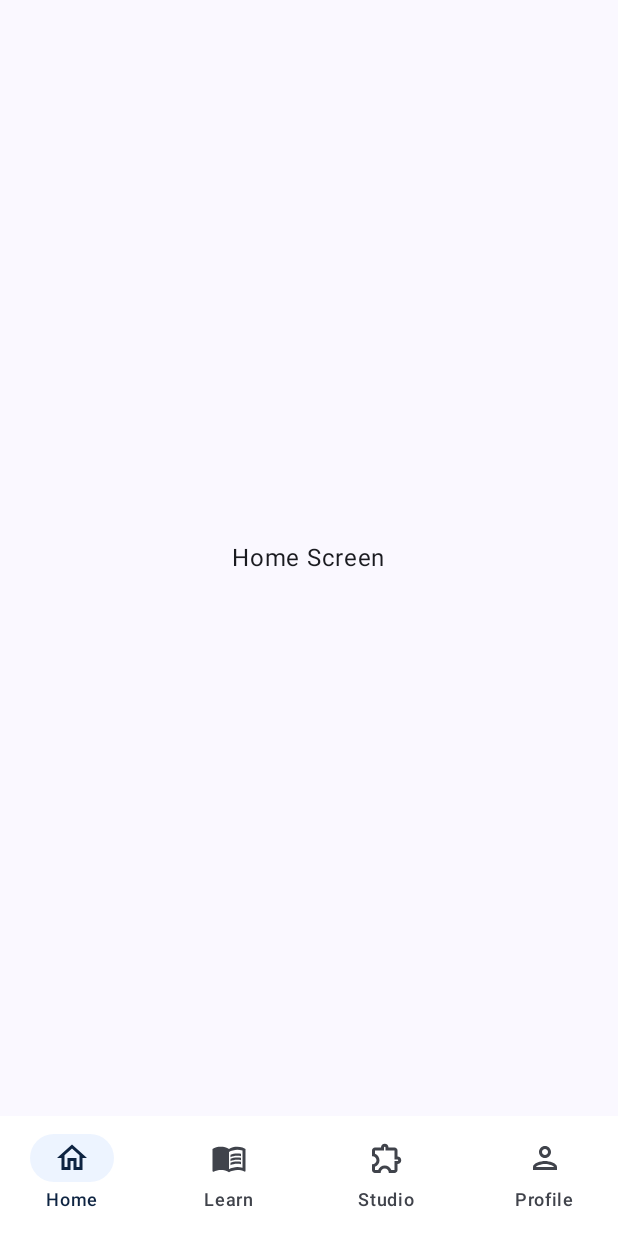
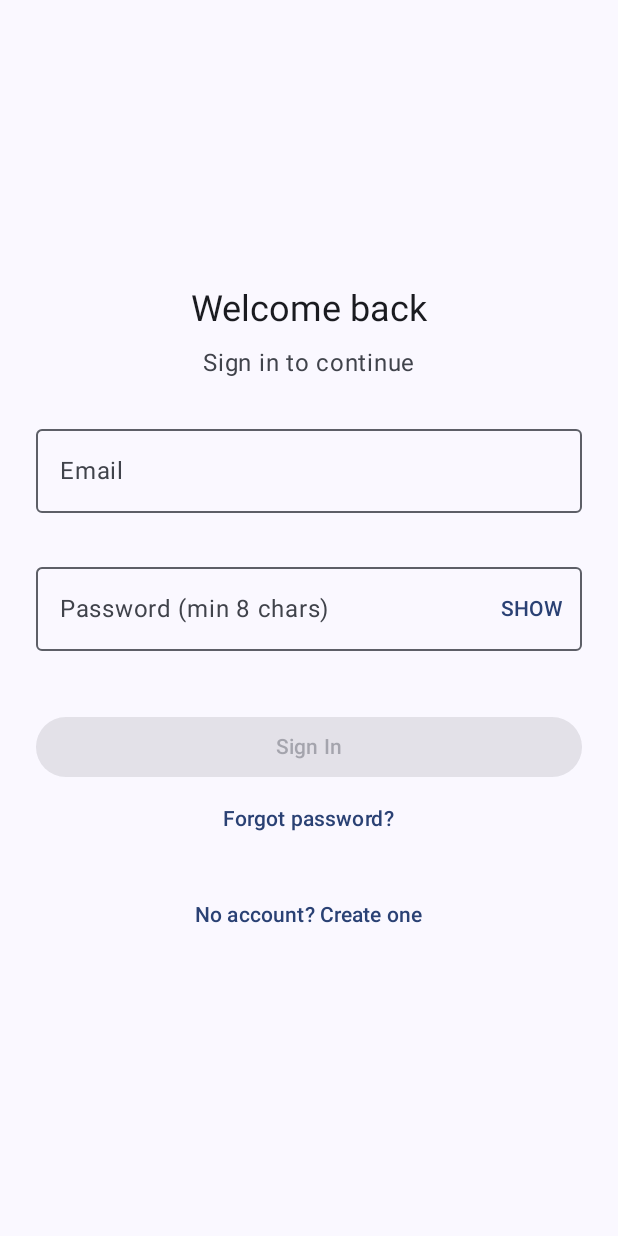
Before and after one commit to MaxNap/ai-lingo-android, an Android app built with Jetpack Compose: the screen it shows after launch (MainActivity), on a phone screen of 412 x 824 dp. Run offline under Robolectric (Android 15) with nearby library versions, the phone set to English and light mode, and no system bars; our stand-ins replace Firebase (no records; nobody signed in at launch, a user with empty details on screens opened directly).

Commit message:
Sign IN /UP

```diff
--- a/app/build.gradle.kts
+++ b/app/build.gradle.kts
@@ -2,6 +2,7 @@ plugins {
     alias(libs.plugins.android.application)
     alias(libs.plugins.kotlin.android)
     alias(libs.plugins.kotlin.compose)
+    alias(libs.plugins.google.services)
 }
 
 android {
@@ -55,6 +56,10 @@ dependencies {
     implementation(libs.androidx.compose.ui.tooling.preview)
     implementation(libs.androidx.navigation.compose)
 
+    implementation(platform(libs.firebase.bom))
+    implementation(libs.firebase.auth)
+    implementation(libs.navigation.compose)
+
 
     // Testing - Unit Tests
     testImplementation(libs.junit)
--- a/app/src/main/java/com/ailingo/app/MainActivity.kt
+++ b/app/src/main/java/com/ailingo/app/MainActivity.kt
@@ -7,6 +7,7 @@ import androidx.compose.foundation.layout.fillMaxSize
 import androidx.compose.foundation.layout.padding
 import androidx.compose.material3.Scaffold
 import androidx.compose.runtime.getValue
+import androidx.compose.runtime.LaunchedEffect
 import androidx.compose.ui.Modifier
 import androidx.navigation.compose.NavHost
 import androidx.navigation.compose.composable
@@ -19,6 +20,9 @@ import com.ailingo.app.ui.screens.LearnScreen
 import com.ailingo.app.ui.screens.StudioScreen
 import com.ailingo.app.ui.screens.ProfileScreen
 import com.ailingo.app.lesson.LessonOneScreen
+import com.ailingo.app.ui.auth.SignInScreen
+import com.ailingo.app.ui.auth.SignUpScreen
+import com.google.firebase.auth.FirebaseAuth
 
 class MainActivity : ComponentActivity() {
     override fun onCreate(savedInstanceState: Bundle?) {
@@ -29,17 +33,26 @@ class MainActivity : ComponentActivity() {
 
                 // Define bottom tabs once
                 val tabs = listOf(
-                    TabDest("home", "Home"),
-                    TabDest("learn", "Learn"),
-                    TabDest("studio", "Studio"),
-                    TabDest("profile", "Profile"),
+                    TabDest(Routes.Home,   "Home"),
+                    TabDest(Routes.Learn,  "Learn"),
+                    TabDest(Routes.Studio, "Studio"),
+                    TabDest(Routes.Profile,"Profile"),
                 )
 
-                // Observe route to compute selected index & hide bar for lesson screens
+                // Observe current route
                 val backStackEntry by navController.currentBackStackEntryAsState()
-                val currentRoute = backStackEntry?.destination?.route ?: tabs.first().route
-                val selectedIndex = tabs.indexOfFirst { it.route == currentRoute }.coerceAtLeast(0)
-                val hideBottomBar = currentRoute.startsWith("lesson/")
+                val currentRoute = backStackEntry?.destination?.route ?: Routes.Splash
+
+                // Bottom bar should be hidden on Splash/Auth/Lessons
+                val hideBottomBar =
+                    currentRoute == Routes.Splash ||
+                            currentRoute == Routes.SignIn ||
+                            currentRoute == Routes.SignUp ||
+                            currentRoute.startsWith("lesson/")
+
+                // Compute selected tab index (only matters when bar visible)
+                val selectedIndex = tabs.indexOfFirst { it.route == currentRoute }
+                    .let { if (it >= 0) it else 0 }
 
                 Scaffold(
                     bottomBar = {
@@ -50,7 +63,8 @@ class MainActivity : ComponentActivity() {
                                     val dest = tabs[index].route
                                     navController.navigate(dest) {
                                         // Keep a single instance of each tab and restore state
-                                        popUpTo(navController.graph.startDestinationId) { saveState = true }
+                                        // Using the graph's start destination might pop Splash off as well,
+                                        // but by this time we are already past auth.
                                         launchSingleTop = true
                                         restoreState = true
                                     }
@@ -61,21 +75,56 @@ class MainActivity : ComponentActivity() {
                 ) { inner ->
                     NavHost(
                         navController = navController,
-                        startDestination = tabs.first().route,
+                        startDestination = Routes.Splash,
                         modifier = Modifier
                             .padding(inner)
                             .fillMaxSize()
                     ) {
-                        // Top-level tabs (kept in bottom nav backstack)
-                        composable("home")   { HomeScreen() }
-                        composable("learn")  { LearnScreen(navController) } // pass navController so it can navigate to lessons
-                        composable("studio") { StudioScreen() }
-                        composable("profile"){ ProfileScreen() }
+                        // --- Splash gate: decide start based on auth ---
+                        composable(Routes.Splash) {
+                            LaunchedEffect(Unit) {
+                                val isSignedIn = FirebaseAuth.getInstance().currentUser != null
+                                navController.navigate(if (isSignedIn) Routes.Home else Routes.SignIn) {
+                                    popUpTo(Routes.Splash) { inclusive = true }
+                                }
+                            }
+                        }
 
-                        // Lesson detail route (bottom bar hidden)
+                        // --- Auth screens ---
+                        composable(Routes.SignIn) {
+                            SignInScreen(
+                                onSignedIn = {
+                                    navController.navigate(Routes.Home) {
+                                        popUpTo(0)     // clear back stack
+                                        launchSingleTop = true
+                                    }
+                                },
+                                onGoToSignUp = { navController.navigate(Routes.SignUp) }
+                            )
+                        }
+
+                        composable(Routes.SignUp) {
+                            SignUpScreen(
+                                onSignedUp = {
+                                    navController.navigate(Routes.Home) {
+                                        popUpTo(0)
+                                        launchSingleTop = true
+                                    }
+                                },
+                                onGoToSignIn = { navController.popBackStack() }
+                            )
+                        }
+
+                        // --- Top-level tabs (shown when authenticated) ---
+                        composable(Routes.Home)   { HomeScreen() }
+                        composable(Routes.Learn)  { LearnScreen(navController) }
+                        composable(Routes.Studio) { StudioScreen() }
+                        composable(Routes.Profile){ ProfileScreen() }
+
+                        // --- Lessons (hide bottom bar) ---
                         composable("lesson/1/1") {
                             LessonOneScreen(
-                                onLessonComplete = { navController.popBackStack() }, // return to Learn tab
+                                onLessonComplete = { navController.popBackStack() },
                                 onBackFromLesson = { navController.popBackStack() }
                             )
                         }
@@ -86,4 +135,16 @@ class MainActivity : ComponentActivity() {
     }
 }
 
+// Route constants used by MainActivity & tabs.
+// Keeping them here avoids "Unresolved reference 'Routes'" problems.
+private object Routes {
+    const val Splash  = "splash"
+    const val SignIn  = "auth/signin"
+    const val SignUp  = "auth/signup"
+    const val Home    = "home"
+    const val Learn   = "learn"
+    const val Studio  = "studio"
+    const val Profile = "profile"
+}
+
 data class TabDest(val route: String, val title: String)
--- a/app/src/main/java/com/ailingo/app/lesson/LessonOneScreen.kt
+++ b/app/src/main/java/com/ailingo/app/lesson/LessonOneScreen.kt
@@ -35,7 +35,6 @@ fun LessonOneScreen(
         }
 
         is FillBlankActivity -> {
-            // ✅ Key change: allow Continue when the chosen word is correct
             vm.isCurrentComplete() || (vm.fillChosen == act.correct)
         }
 
--- /dev/null
+++ b/app/src/main/java/com/ailingo/app/ui/auth/AuthUiState.kt
@@ -0,0 +1,8 @@
+package com.ailingo.app.ui.auth
+
+data class AuthUiState(
+    val email: String = "",
+    val password: String = "",
+    val isLoading: Boolean = false,
+    val error: String? = null
+)
--- /dev/null
+++ b/app/src/main/java/com/ailingo/app/ui/auth/SignInScreen.kt
@@ -0,0 +1,125 @@
+package com.ailingo.app.ui.auth
+
+import android.util.Patterns
+import androidx.compose.foundation.layout.*
+import androidx.compose.foundation.text.KeyboardOptions
+import androidx.compose.material3.*
+import androidx.compose.runtime.*
+import androidx.compose.ui.Alignment
+import androidx.compose.ui.Modifier
+import androidx.compose.ui.text.input.ImeAction
+import androidx.compose.ui.text.input.KeyboardType
+import androidx.compose.ui.text.input.PasswordVisualTransformation
+import androidx.compose.ui.text.input.VisualTransformation
+import androidx.compose.ui.unit.dp
+import androidx.lifecycle.viewmodel.compose.viewModel
+
+@Composable
+fun SignInScreen(
+    onSignedIn: () -> Unit,
+    onGoToSignUp: () -> Unit,
+    vm: SignInViewModel = viewModel()
+) {
+    val ui = vm.ui.collectAsState().value
+    val emailValid = remember(ui.email) { Patterns.EMAIL_ADDRESS.matcher(ui.email).matches() }
+    val passwordValid = remember(ui.password) { ui.password.length >= 8 }
+    val formValid = emailValid && passwordValid && !ui.isLoading
+
+    Scaffold { padding ->
+        Column(
+            modifier = Modifier
+                .fillMaxSize()
+                .padding(padding)
+                .padding(horizontal = 24.dp, vertical = 24.dp),
+            verticalArrangement = Arrangement.Center,
+            horizontalAlignment = Alignment.CenterHorizontally
+        ) {
+            Text("Welcome back", style = MaterialTheme.typography.headlineSmall)
+            Spacer(Modifier.height(8.dp))
+            Text("Sign in to continue", color = MaterialTheme.colorScheme.onSurfaceVariant)
+
+            Spacer(Modifier.height(24.dp))
+
+            OutlinedTextField(
+                value = ui.email,
+                onValueChange = vm::updateEmail,
+                modifier = Modifier.fillMaxWidth(),
+                label = { Text("Email") },
+                singleLine = true,
+                keyboardOptions = KeyboardOptions(
+                    keyboardType = KeyboardType.Email,
+                    imeAction = ImeAction.Next
+                ),
+                isError = ui.email.isNotBlank() && !emailValid,
+                supportingText = {
+                    if (ui.email.isNotBlank() && !emailValid)
+                        Text("Enter a valid email")
+                }
+            )
+
+            Spacer(Modifier.height(12.dp))
+
+            var passwordVisible by remember { mutableStateOf(false) }
+            OutlinedTextField(
+                value = ui.password,
+                onValueChange = vm::updatePassword,
+                modifier = Modifier.fillMaxWidth(),
+                label = { Text("Password (min 8 chars)") },
+                singleLine = true,
+                visualTransformation = if (passwordVisible) VisualTransformation.None else PasswordVisualTransformation(),
+                keyboardOptions = KeyboardOptions(
+                    keyboardType = KeyboardType.Password,
+                    imeAction = ImeAction.Done
+                ),
+                trailingIcon = {
+                    TextButton(onClick = { passwordVisible = !passwordVisible }) {
+                        Text(if (passwordVisible) "HIDE" else "SHOW")
+                    }
+                },
+                isError = ui.password.isNotBlank() && !passwordValid,
+                supportingText = {
+                    if (ui.password.isNotBlank() && !passwordValid)
+                        Text("Password must be at least 8 characters")
+                }
+            )
+
+            if (ui.error != null) {
+                Spacer(Modifier.height(12.dp))
+                Text(ui.error!!, color = MaterialTheme.colorScheme.error)
+            }
+
+            Spacer(Modifier.height(24.dp))
+
+            Button(
+                onClick = { vm.signIn(onSuccess = onSignedIn) },
+                enabled = formValid,
+                modifier = Modifier.fillMaxWidth()
+            ) {
+                if (ui.isLoading) {
+                    CircularProgressIndicator(
+                        modifier = Modifier.size(18.dp),
+                        strokeWidth = 2.dp
+                    )
+                    Spacer(Modifier.width(12.dp))
+                }
+                Text("Sign In")
+            }
+
+            TextButton(
+                onClick = {
+                    vm.resetPasswordIfEmailValid()
+                },
+                enabled = !ui.isLoading
+            ) { Text("Forgot password?") }
+
+            Spacer(Modifier.height(16.dp))
+
+            TextButton(
+                onClick = onGoToSignUp,
+                enabled = !ui.isLoading
+            ) {
+                Text("No account? Create one")
+            }
+        }
+    }
+}
```
Also changed, not shown: app/src/main/java/com/ailingo/app/data/auth/AuthRepository.kt (added, +25 -0 lines), app/src/main/java/com/ailingo/app/ui/auth/AuthNav.kt (added, +41 -0 lines), app/src/main/java/com/ailingo/app/ui/auth/SignInViewModel.kt (added, +46 -0 lines), app/src/main/java/com/ailingo/app/ui/auth/SignUpScreen.kt (added, +118 -0 lines), app/src/main/java/com/ailingo/app/ui/auth/SignUpViewModel.kt (added, +31 -0 lines), app/src/main/java/com/ailingo/app/ui/navigation/AppNavHost.kt (added, +62 -0 lines), app/src/main/java/com/ailingo/app/ui/navigation/Routes.kt (added, +8 -0 lines), gradle/libs.versions.toml (+7 -0 lines), 1 other file.
